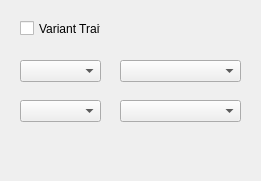
Tosh007/DnD5_CharCreator, file menu_human.ui: the form before one commit.
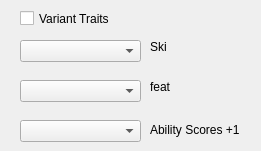
The form after the commit. Custom widgets are drawn as their Qt base class.

Commit message: added checkableCombobox (including support by DependantObject) removed some commented code, updated human submenu Alternative Human Trait working!

The edit to the form file:
```diff
--- a/menu_human.ui
+++ b/menu_human.ui
@@ -7,18 +7,18 @@
     <x>0</x>
     <y>0</y>
     <width>261</width>
-    <height>181</height>
+    <height>151</height>
    </rect>
   </property>
   <property name="windowTitle">
    <string>Form</string>
   </property>
-  <widget class="QComboBox" name="comboBox_abilityScore1">
+  <widget class="CheckableComboBox" name="comboBox_abilityScore">
    <property name="geometry">
     <rect>
      <x>20</x>
-     <y>60</y>
-     <width>81</width>
+     <y>120</y>
+     <width>121</width>
      <height>22</height>
     </rect>
    </property>
@@ -27,8 +27,8 @@
    <property name="geometry">
     <rect>
      <x>20</x>
-     <y>20</y>
-     <width>81</width>
+     <y>10</y>
+     <width>91</width>
      <height>17</height>
     </rect>
    </property>
@@ -36,21 +36,11 @@
     <string>Variant Traits</string>
    </property>
   </widget>
-  <widget class="QComboBox" name="comboBox_abilityScore2">
-   <property name="geometry">
-    <rect>
-     <x>20</x>
-     <y>100</y>
-     <width>81</width>
-     <height>22</height>
-    </rect>
-   </property>
-  </widget>
   <widget class="QComboBox" name="comboBox_skill">
    <property name="geometry">
     <rect>
-     <x>120</x>
-     <y>60</y>
+     <x>20</x>
+     <y>40</y>
      <width>121</width>
      <height>22</height>
     </rect>
@@ -59,14 +49,60 @@
   <widget class="QComboBox" name="comboBox_feat">
    <property name="geometry">
     <rect>
-     <x>120</x>
-     <y>100</y>
+     <x>20</x>
+     <y>80</y>
      <width>121</width>
      <height>22</height>
     </rect>
    </property>
   </widget>
+  <widget class="QLabel" name="label">
+   <property name="geometry">
+    <rect>
+     <x>150</x>
+     <y>40</y>
+     <width>17</width>
+     <height>13</height>
+    </rect>
+   </property>
+   <property name="text">
+    <string>Skill</string>
+   </property>
+  </widget>
+  <widget class="QLabel" name="label_2">
+   <property name="geometry">
+    <rect>
+     <x>150</x>
+     <y>80</y>
+     <width>20</width>
+     <height>13</height>
+    </rect>
+   </property>
+   <property name="text">
+    <string>feat</string>
+   </property>
+  </widget>
+  <widget class="QLabel" name="label_3">
+   <property name="geometry">
+    <rect>
+     <x>150</x>
+     <y>120</y>
+     <width>91</width>
+     <height>20</height>
+    </rect>
+   </property>
+   <property name="text">
+    <string>Ability Scores +1</string>
+   </property>
+  </widget>
  </widget>
+ <customwidgets>
+  <customwidget>
+   <class>CheckableComboBox</class>
+   <extends>QComboBox</extends>
+   <header>checkableCombobox.h</header>
+  </customwidget>
+ </customwidgets>
  <resources/>
  <connections/>
 </ui>
```
The commit also changes 4 other files.
